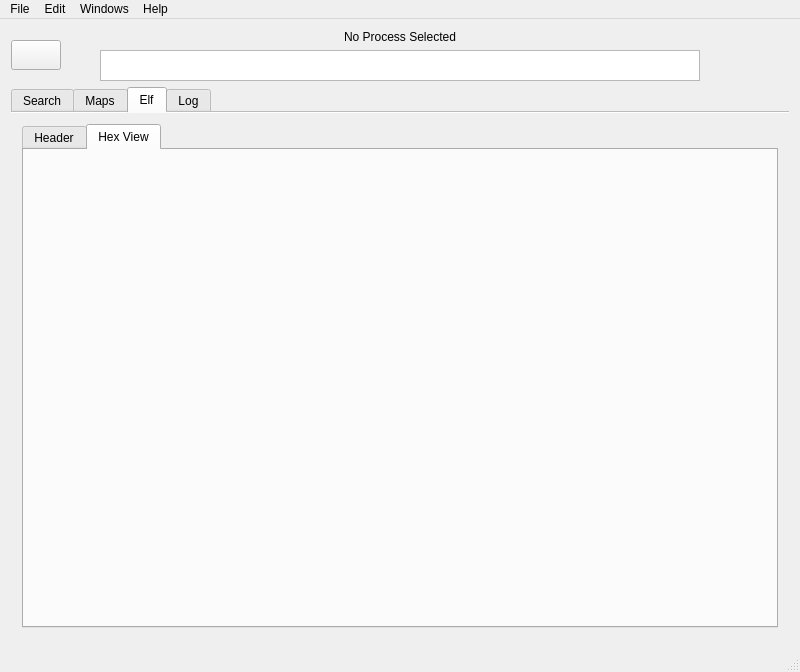
First picture: the form in src/gui/mainwindow.ui, repository mentebinaria/maProc, before the edit.
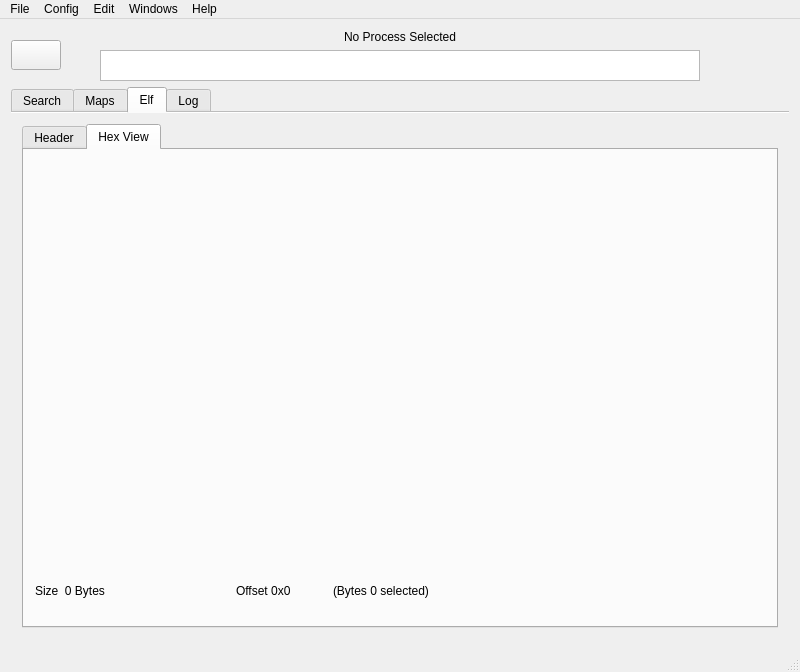
Second picture: the form after the edit. The open tabs and pages were chosen to show the change.

What changed in the file:
```diff
--- a/src/gui/mainwindow.ui
+++ b/src/gui/mainwindow.ui
@@ -1147,11 +1147,96 @@
               <property name="minimumSize">
                <size>
                 <width>300</width>
-                <height>300</height>
+                <height>400</height>
                </size>
               </property>
              </widget>
             </item>
+            <item>
+             <layout class="QHBoxLayout" name="horizontalLayout_3">
+              <item>
+               <widget class="QLabel" name="fileSize_label">
+                <property name="minimumSize">
+                 <size>
+                  <width>159</width>
+                  <height>0</height>
+                 </size>
+                </property>
+                <property name="maximumSize">
+                 <size>
+                  <width>350</width>
+                  <height>20</height>
+                 </size>
+                </property>
+                <property name="text">
+                 <string>Size  0 Bytes</string>
+                </property>
+               </widget>
+              </item>
+              <item>
+               <spacer name="horizontalSpacer_3">
+                <property name="orientation">
+                 <enum>Qt::Horizontal</enum>
+                </property>
+                <property name="sizeHint" stdset="0">
+                 <size>
+                  <width>200</width>
+                  <height>20</height>
+                 </size>
+                </property>
+               </spacer>
+              </item>
+              <item>
+               <widget class="QLabel" name="offset_label">
+                <property name="maximumSize">
+                 <size>
+                  <width>120</width>
+                  <height>16777215</height>
+                 </size>
+                </property>
+                <property name="text">
+                 <string>Offset 0x0</string>
+                </property>
+               </widget>
+              </item>
+              <item>
+               <spacer name="horizontalSpacer_4">
+                <property name="orientation">
+                 <enum>Qt::Horizontal</enum>
+                </property>
+                <property name="sizeHint" stdset="0">
+                 <size>
+                  <width>200</width>
+                  <height>20</height>
+                 </size>
+                </property>
+               </spacer>
+              </item>
+              <item>
+               <widget class="QLabel" name="selecteds_label">
+                <property name="text">
+                 <string>(Bytes 0 selected)</string>
+                </property>
+               </widget>
+              </item>
+              <item>
+               <spacer name="horizontalSpacer_2">
+                <property name="orientation">
+                 <enum>Qt::Horizontal</enum>
+                </property>
+                <property name="sizeType">
+                 <enum>QSizePolicy::Expanding</enum>
+                </property>
+                <property name="sizeHint" stdset="0">
+                 <size>
+                  <width>500</width>
+                  <height>20</height>
+                 </size>
+                </property>
+               </spacer>
+              </item>
+             </layout>
+            </item>
            </layout>
           </widget>
          </widget>
@@ -1201,7 +1286,7 @@
      <x>0</x>
      <y>0</y>
      <width>800</width>
-     <height>25</height>
+     <height>23</height>
     </rect>
    </property>
    <widget class="QMenu" name="menufile">
@@ -1253,8 +1338,23 @@
     <addaction name="menuLog"/>
     <addaction name="SystemInfoButton"/>
     <addaction name="PidInfoButton"/>
+    <addaction name="separator"/>
+   </widget>
+   <widget class="QMenu" name="menuConfig_2">
+    <property name="title">
+     <string>Config</string>
+    </property>
+    <widget class="QMenu" name="menuThemes_2">
+     <property name="title">
+      <string>Themes</string>
+     </property>
+     <addaction name="ButtonDark"/>
+     <addaction name="ButtonLight"/>
+    </widget>
+    <addaction name="menuThemes_2"/>
    </widget>
    <addaction name="menufile"/>
+   <addaction name="menuConfig_2"/>
    <addaction name="menuEdit"/>
    <addaction name="menuWindows"/>
    <addaction name="menuhelp"/>
```
Left out of the diff: 170 changed lines with no effect on the pictures.
